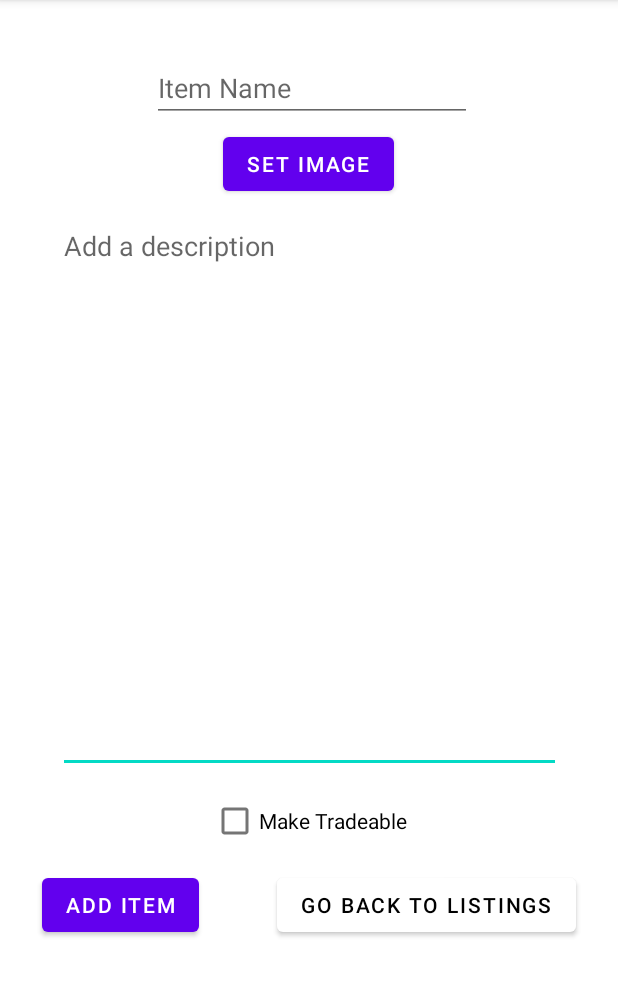
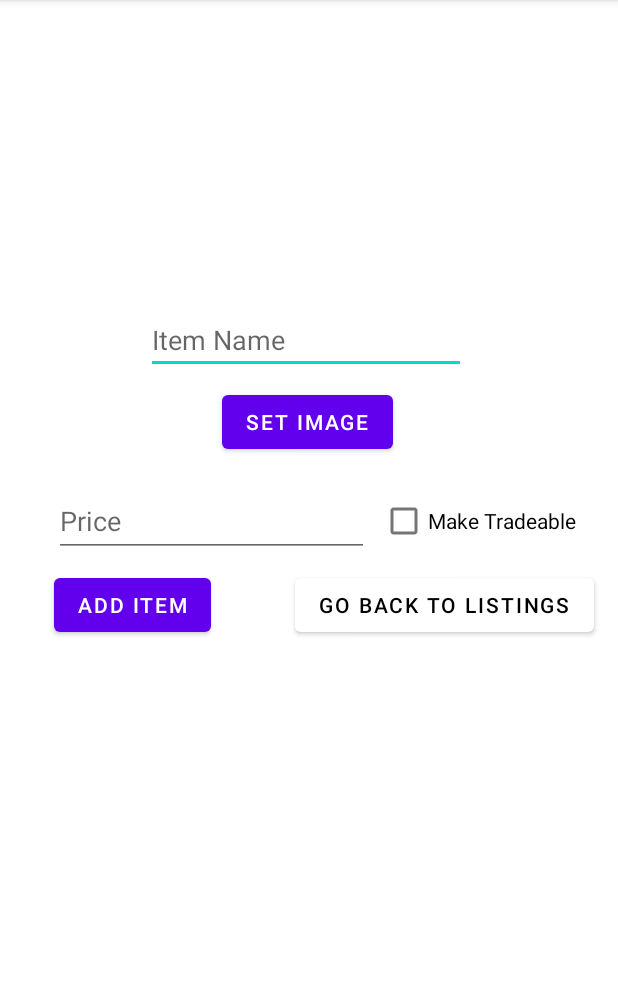
Before and after one commit to kryan717/hometohome, an Android app: the additem screen opened directly, with no data from a screen before it, on a phone screen of 412 x 824 dp, the part 84-1080 px from its top. Run offline under Robolectric (Android 15) with nearby library versions, the phone set to English and light mode, and no system bars.

Commit message:
Removed description from additem.java and .xml

```diff
--- a/app/src/main/java/com/example/home_to_home/additem.java
+++ b/app/src/main/java/com/example/home_to_home/additem.java
@@ -8,7 +8,7 @@ import androidx.appcompat.app.AppCompatActivity;
 
 public class additem extends AppCompatActivity {
 
-    EditText editItemName, editDescription;
+    EditText editItemName;
     Button add;
 
     @Override
@@ -17,7 +17,6 @@ public class additem extends AppCompatActivity {
         setContentView(R.layout.activity_additem);
 
         editItemName = (EditText)findViewById(R.id.setItem);
-        editDescription = (EditText)findViewById(R.id.setDesc);
 
         add = (Button)findViewById(R.id.addItem);
 
--- a/app/src/main/res/layout/activity_additem.xml
+++ b/app/src/main/res/layout/activity_additem.xml
@@ -6,46 +6,20 @@
     android:layout_height="match_parent"
     tools:context=".additem">
 
-    <EditText
-        android:id="@+id/setDesc"
-        android:layout_width="335dp"
-        android:layout_height="374dp"
-        android:layout_marginStart="35dp"
-        android:layout_marginLeft="35dp"
-        android:layout_marginTop="8dp"
-        android:layout_marginEnd="35dp"
-        android:layout_marginRight="35dp"
-        android:ems="10"
-        android:gravity="start|top"
-        android:hint="Add a description"
-        android:inputType="textMultiLine"
-        app:layout_constraintEnd_toEndOf="parent"
-        app:layout_constraintStart_toStartOf="parent"
-        app:layout_constraintTop_toBottomOf="@+id/galleryButton" />
-
     <Button
-        android:id="@+id/listingsReturn2"
+        android:id="@+id/galleryButton"
         android:layout_width="wrap_content"
         android:layout_height="wrap_content"
-        android:layout_marginTop="64dp"
-        android:layout_marginEnd="28dp"
-        android:layout_marginRight="28dp"
-        android:text="Go back to listings"
-        android:textColor="#000000"
-        app:backgroundTint="#FFFFFF"
+        android:layout_marginStart="148dp"
+        android:layout_marginLeft="148dp"
+        android:layout_marginTop="8dp"
+        android:layout_marginEnd="149dp"
+        android:layout_marginRight="149dp"
+        android:text="Set image"
         app:layout_constraintEnd_toEndOf="parent"
-        app:layout_constraintTop_toBottomOf="@+id/setDesc" />
-
-    <Button
-        android:id="@+id/addItem"
-        android:layout_width="wrap_content"
-        android:layout_height="wrap_content"
-        android:layout_marginStart="28dp"
-        android:layout_marginLeft="28dp"
-        android:layout_marginTop="64dp"
-        android:text="Add Item"
+        app:layout_constraintHorizontal_bias="0.0"
         app:layout_constraintStart_toStartOf="parent"
-        app:layout_constraintTop_toBottomOf="@+id/setDesc" />
+        app:layout_constraintTop_toBottomOf="@+id/setItem" />
 
     <EditText
         android:id="@+id/setItem"
@@ -53,44 +27,63 @@
         android:layout_height="wrap_content"
         android:layout_marginStart="101dp"
         android:layout_marginLeft="101dp"
-        android:layout_marginTop="36dp"
+        android:layout_marginTop="204dp"
         android:layout_marginEnd="101dp"
         android:layout_marginRight="101dp"
         android:ems="10"
         android:hint="Item Name"
         android:inputType="textPersonName"
         app:layout_constraintEnd_toEndOf="parent"
-        app:layout_constraintHorizontal_bias="0.0"
+        app:layout_constraintHorizontal_bias="1.0"
         app:layout_constraintStart_toStartOf="parent"
         app:layout_constraintTop_toTopOf="parent" />
 
-    <Button
-        android:id="@+id/galleryButton"
+    <CheckBox
+        android:id="@+id/tradeCheck"
         android:layout_width="wrap_content"
         android:layout_height="wrap_content"
-        android:layout_marginStart="148dp"
-        android:layout_marginLeft="148dp"
-        android:layout_marginTop="4dp"
-        android:layout_marginEnd="149dp"
-        android:layout_marginRight="149dp"
-        android:text="Set image"
+        android:layout_marginTop="18dp"
+        android:layout_marginEnd="28dp"
+        android:layout_marginRight="28dp"
+        android:text="Make Tradeable"
         app:layout_constraintEnd_toEndOf="parent"
-        app:layout_constraintHorizontal_bias="1.0"
-        app:layout_constraintStart_toStartOf="parent"
-        app:layout_constraintTop_toBottomOf="@+id/setItem" />
+        app:layout_constraintTop_toBottomOf="@+id/galleryButton" />
 
-    <CheckBox
-        android:id="@+id/checkBox"
+    <Button
+        android:id="@+id/listingsReturn2"
         android:layout_width="wrap_content"
         android:layout_height="wrap_content"
-        android:layout_marginStart="136dp"
-        android:layout_marginLeft="136dp"
         android:layout_marginTop="8dp"
-        android:layout_marginEnd="136dp"
-        android:layout_marginRight="136dp"
-        android:text="Make Tradeable"
+        android:layout_marginEnd="16dp"
+        android:layout_marginRight="16dp"
+        android:text="Go back to listings"
+        android:textColor="#000000"
+        app:backgroundTint="#FFFFFF"
         app:layout_constraintEnd_toEndOf="parent"
+        app:layout_constraintTop_toBottomOf="@+id/tradeCheck" />
+
+    <Button
+        android:id="@+id/addItem"
+        android:layout_width="wrap_content"
+        android:layout_height="48dp"
+        android:layout_marginStart="36dp"
+        android:layout_marginLeft="36dp"
+        android:layout_marginTop="8dp"
+        android:text="Add Item"
         app:layout_constraintStart_toStartOf="parent"
-        app:layout_constraintTop_toBottomOf="@+id/setDesc" />
+        app:layout_constraintTop_toBottomOf="@+id/priceInput" />
+
+    <EditText
+        android:id="@+id/priceInput"
+        android:layout_width="210dp"
+        android:layout_height="48dp"
+        android:layout_marginStart="36dp"
+        android:layout_marginLeft="36dp"
+        android:layout_marginTop="18dp"
+        android:ems="10"
+        android:hint="Price"
+        android:inputType="numberDecimal"
+        app:layout_constraintStart_toStartOf="parent"
+        app:layout_constraintTop_toBottomOf="@+id/galleryButton" />
 
 </androidx.constraintlayout.widget.ConstraintLayout>
```
Also changed, not shown: 7 other files.
